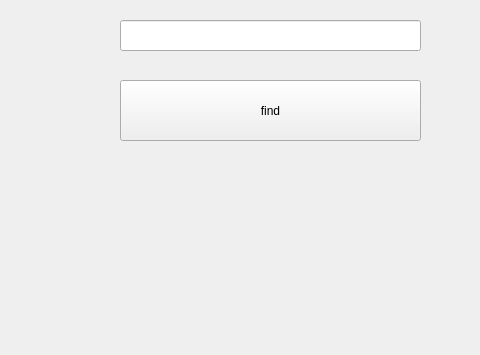
Above: untitled.ui from KamilAgliev/API_contest before the change; both pictures show x 520 to 1000 and y 0 to 355 of the 1000 by 500 pixel window. Below: the same form after it.
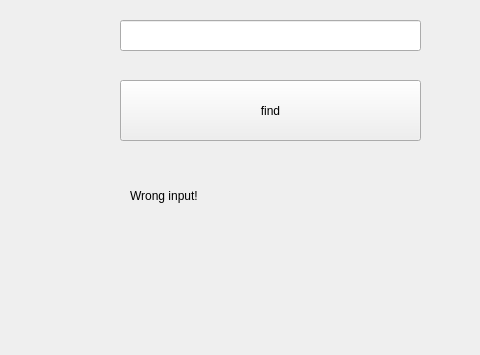
That is the form after the change.

What changed in the file:
```diff
--- a/untitled.ui
+++ b/untitled.ui
@@ -50,6 +50,19 @@
      <string>find</string>
     </property>
    </widget>
+   <widget class="QLabel" name="error_label">
+    <property name="geometry">
+     <rect>
+      <x>650</x>
+      <y>180</y>
+      <width>291</width>
+      <height>31</height>
+     </rect>
+    </property>
+    <property name="text">
+     <string>Wrong input!</string>
+    </property>
+   </widget>
   </widget>
   <widget class="QMenuBar" name="menubar">
    <property name="geometry">
```
Left out of the diff: 2 changed lines with no effect on the pictures.
